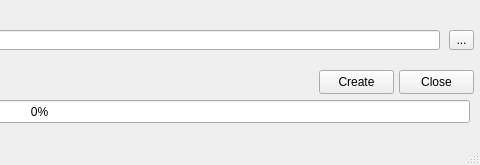
First picture: the form in ui/main.ui, repository iceanimations/createScene, before the edit; both pictures show x 401 to 881 and y 0 to 165 of the 881 by 165 pixel window.
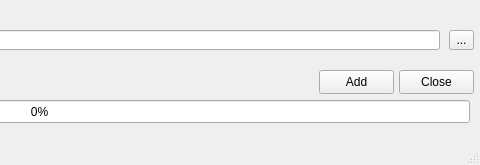
Second picture: the form after the edit.

Commit message: title changed to add characters

The edit to the form file:
```diff
--- a/ui/main.ui
+++ b/ui/main.ui
@@ -60,7 +60,7 @@
      </rect>
     </property>
     <property name="text">
-     <string>Create</string>
+     <string>Add</string>
     </property>
    </widget>
    <widget class="QPushButton" name="pushButton_2">
```
Left out of the diff: 2 changed lines with no effect on the pictures. The commit also changes 1 other file.
